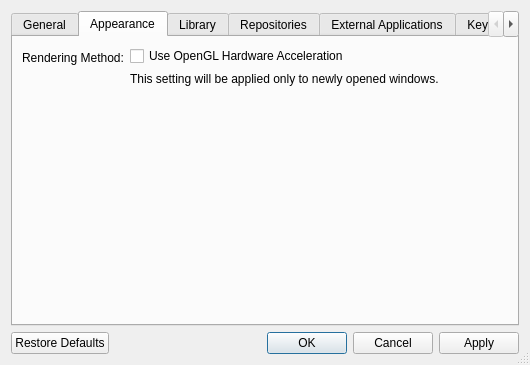
First picture: the form in libs/librepcb/editor/workspace/workspacesettingsdialog.ui, repository LibrePCB/LibrePCB, before the edit.
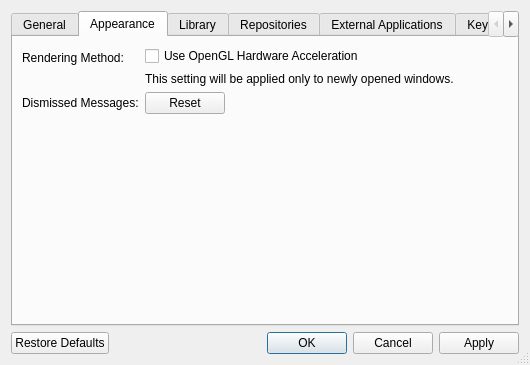
Second picture: the form after the edit. The open tabs and pages were chosen to show the change. Custom widgets are drawn as their Qt base class.

Commit message: Workspace settings: Add support for dismissing messages

```diff
--- a/libs/librepcb/editor/workspace/workspacesettingsdialog.ui
+++ b/libs/librepcb/editor/workspace/workspacesettingsdialog.ui
@@ -199,6 +199,26 @@
          </item>
         </layout>
        </item>
+       <item row="1" column="0">
+        <widget class="QLabel" name="label">
+         <property name="text">
+          <string>Dismissed Messages:</string>
+         </property>
+        </widget>
+       </item>
+       <item row="1" column="1">
+        <widget class="QPushButton" name="btnResetDismissedMessages">
+         <property name="sizePolicy">
+          <sizepolicy hsizetype="Fixed" vsizetype="Fixed">
+           <horstretch>0</horstretch>
+           <verstretch>0</verstretch>
+          </sizepolicy>
+         </property>
+         <property name="text">
+          <string notr="true">Reset</string>
+         </property>
+        </widget>
+       </item>
       </layout>
      </widget>
      <widget class="QWidget" name="libraryTab">
```
The commit also changes 6 other files.
